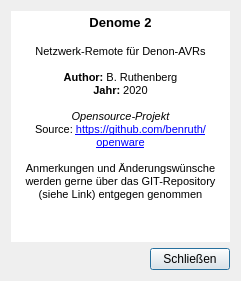
benruth/openware, file denome2/ui/InfoDialog.ui: the form before one commit.
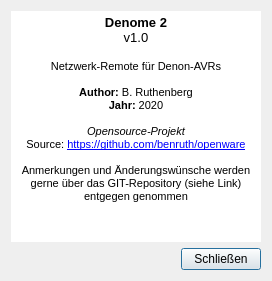
The form after the commit.

What changed in the file:
```diff
--- a/denome2/ui/InfoDialog.ui
+++ b/denome2/ui/InfoDialog.ui
@@ -6,7 +6,7 @@
    <rect>
     <x>0</x>
     <y>0</y>
-    <width>241</width>
+    <width>272</width>
     <height>281</height>
    </rect>
   </property>
@@ -28,6 +28,7 @@
 p, li { white-space: pre-wrap; }
 &lt;/style&gt;&lt;/head&gt;&lt;body style=&quot; font-family:'MS Shell Dlg 2'; font-size:8.25pt; font-weight:400; font-style:normal;&quot;&gt;
 &lt;p align=&quot;center&quot; style=&quot; margin-top:0px; margin-bottom:0px; margin-left:0px; margin-right:0px; -qt-block-indent:0; text-indent:0px;&quot;&gt;&lt;span style=&quot; font-size:10pt; font-weight:600;&quot;&gt;Denome 2&lt;/span&gt;&lt;/p&gt;
+&lt;p align=&quot;center&quot; style=&quot; margin-top:0px; margin-bottom:0px; margin-left:0px; margin-right:0px; -qt-block-indent:0; text-indent:0px;&quot;&gt;&lt;span style=&quot; font-size:10pt;&quot;&gt;v1.0&lt;/span&gt;&lt;/p&gt;
 &lt;p align=&quot;center&quot; style=&quot;-qt-paragraph-type:empty; margin-top:0px; margin-bottom:0px; margin-left:0px; margin-right:0px; -qt-block-indent:0; text-indent:0px; font-size:10pt; font-weight:600;&quot;&gt;&lt;br /&gt;&lt;/p&gt;
 &lt;p align=&quot;center&quot; style=&quot; margin-top:0px; margin-bottom:0px; margin-left:0px; margin-right:0px; -qt-block-indent:0; text-indent:0px;&quot;&gt;Netzwerk-Remote für Denon-AVRs&lt;/p&gt;
 &lt;p align=&quot;center&quot; style=&quot;-qt-paragraph-type:empty; margin-top:0px; margin-bottom:0px; margin-left:0px; margin-right:0px; -qt-block-indent:0; text-indent:0px;&quot;&gt;&lt;br /&gt;&lt;/p&gt;
```
